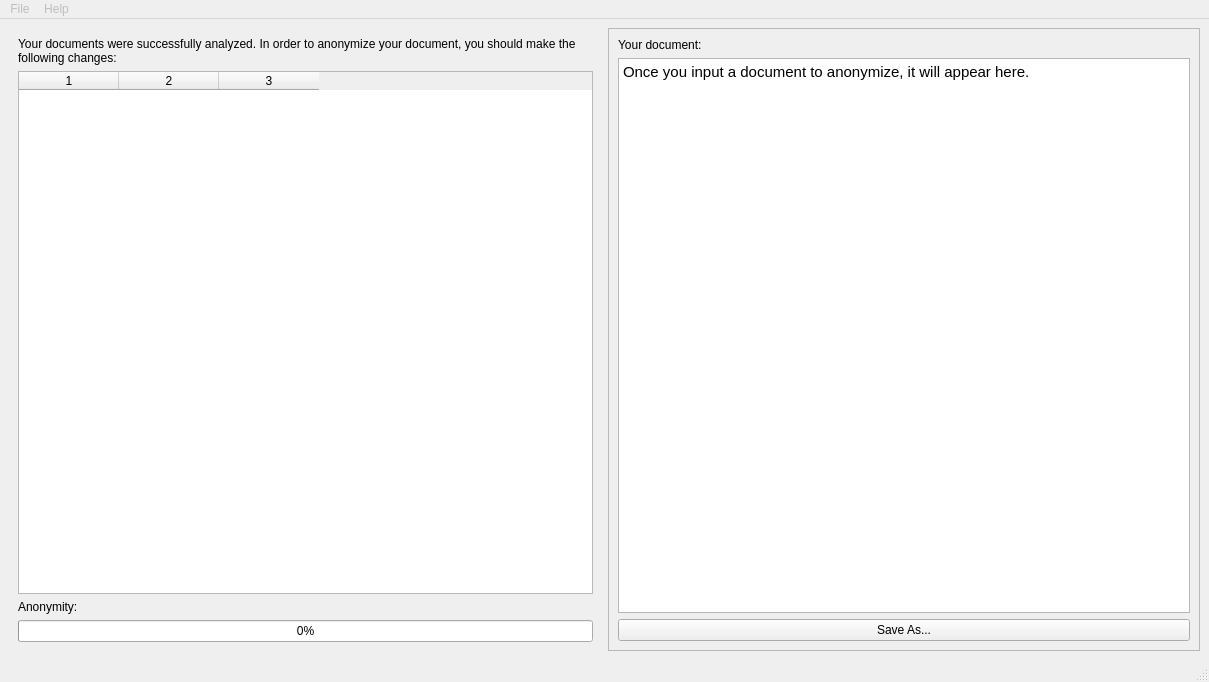
Before: the Qt Designer form stylproj/gui/stylproj.ui in pagea/unstyle, drawn with Qt 5.
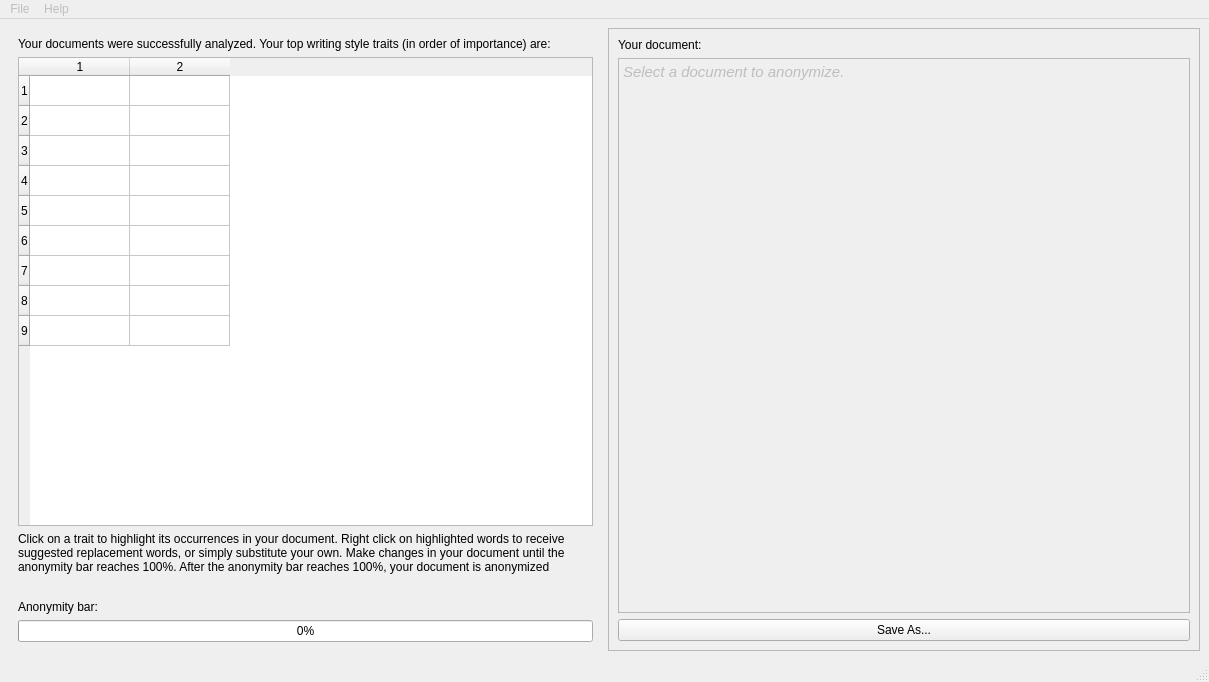
After: the same form once the commit is applied. The open tabs and pages were chosen to show the change.

Patch:
```diff
--- a/stylproj/gui/stylproj.ui
+++ b/stylproj/gui/stylproj.ui
@@ -33,12 +33,15 @@
        </item>
        <item>
         <widget class="QTextEdit" name="textEdit">
+         <property name="enabled">
+          <bool>false</bool>
+         </property>
          <property name="html">
           <string>&lt;!DOCTYPE HTML PUBLIC &quot;-//W3C//DTD HTML 4.0//EN&quot; &quot;http://www.w3.org/TR/REC-html40/strict.dtd&quot;&gt;
 &lt;html&gt;&lt;head&gt;&lt;meta name=&quot;qrichtext&quot; content=&quot;1&quot; /&gt;&lt;style type=&quot;text/css&quot;&gt;
 p, li { white-space: pre-wrap; }
 &lt;/style&gt;&lt;/head&gt;&lt;body style=&quot; font-family:'Ubuntu'; font-size:11pt; font-weight:400; font-style:normal;&quot;&gt;
-&lt;p style=&quot; margin-top:0px; margin-bottom:0px; margin-left:0px; margin-right:0px; -qt-block-indent:0; text-indent:0px;&quot;&gt;Once you input a document to anonymize, it will appear here.&lt;/p&gt;&lt;/body&gt;&lt;/html&gt;</string>
+&lt;p style=&quot; margin-top:0px; margin-bottom:0px; margin-left:0px; margin-right:0px; -qt-block-indent:0; text-indent:0px;&quot;&gt;&lt;span style=&quot; font-style:italic;&quot;&gt;Select a document to anonymize.&lt;/span&gt;&lt;/p&gt;&lt;/body&gt;&lt;/html&gt;</string>
          </property>
         </widget>
        </item>
@@ -201,7 +204,7 @@
         <item>
          <widget class="QLabel" name="label_3">
           <property name="text">
-           <string>Your documents were successfully analyzed. In order to anonymize your document, you should make the following changes:</string>
+           <string>Your documents were successfully analyzed. Your top writing style traits (in order of importance) are:</string>
           </property>
           <property name="textFormat">
            <enum>Qt::AutoText</enum>
@@ -214,20 +217,45 @@
         <item>
          <widget class="QTableWidget" name="tableWidget">
           <property name="rowCount">
-           <number>0</number>
+           <number>9</number>
           </property>
           <property name="columnCount">
-           <number>3</number>
+           <number>2</number>
           </property>
+          <row/>
+          <row/>
+          <row/>
+          <row/>
+          <row/>
+          <row/>
+          <row/>
+          <row/>
+          <row/>
           <column/>
           <column/>
-          <column/>
+         </widget>
+        </item>
+        <item>
+         <widget class="QLabel" name="label_7">
+          <property name="text">
+           <string>Click on a trait to highlight its occurrences in your document. Right click on highlighted words to receive suggested replacement words, or simply substitute your own. Make changes in your document until the anonymity bar reaches 100%. After the anonymity bar reaches 100%, your document is anonymized</string>
+          </property>
+          <property name="wordWrap">
+           <bool>true</bool>
+          </property>
+         </widget>
+        </item>
+        <item>
+         <widget class="QLabel" name="label_4">
+          <property name="text">
+           <string/>
+          </property>
          </widget>
         </item>
         <item>
          <widget class="QLabel" name="label_2">
           <property name="text">
-           <string>Anonymity:</string>
+           <string>Anonymity bar:</string>
           </property>
          </widget>
         </item>
```
Left out of the diff: 6 changed lines with no effect on the pictures.
